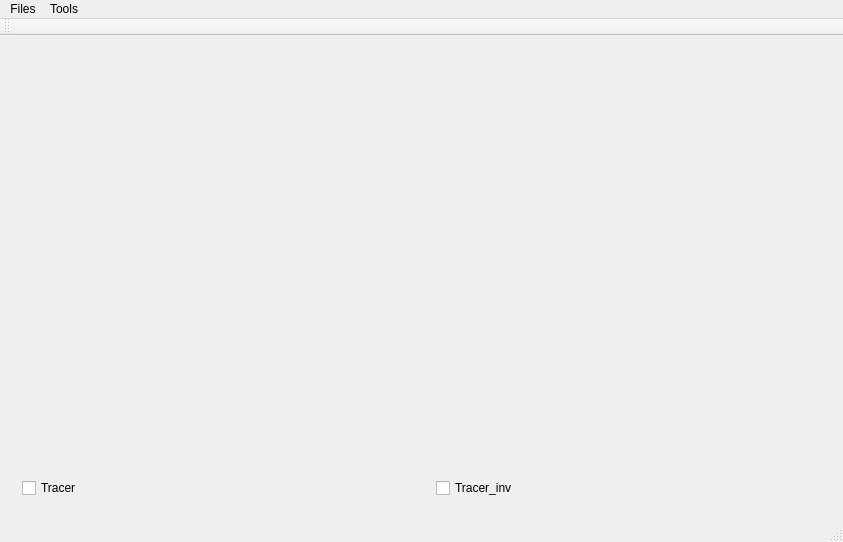
Before: the Qt Designer form mainwindow.ui in jphong89/ColonVisualization, drawn with Qt 5.
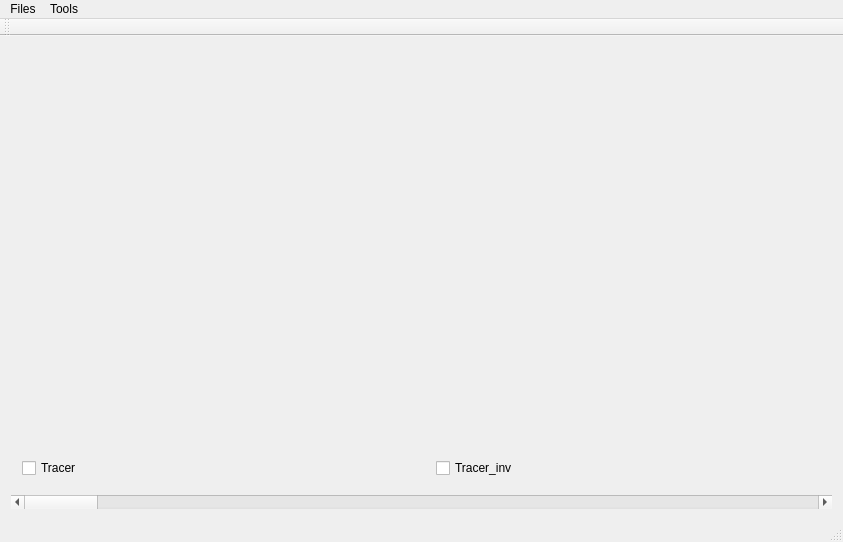
After: the same form once the commit is applied. Custom widgets are drawn as their Qt base class.

What changed in the file:
```diff
--- a/mainwindow.ui
+++ b/mainwindow.ui
@@ -17,8 +17,8 @@
    <property name="enabled">
     <bool>true</bool>
    </property>
-   <layout class="QHBoxLayout" name="horizontalLayout">
-    <item>
+   <layout class="QGridLayout" name="gridLayout">
+    <item row="0" column="0">
      <widget class="QVTKWidget" name="left" native="true">
       <layout class="QVBoxLayout" name="verticalLayout" stretch="0,0">
        <item>
@@ -49,7 +49,7 @@
       <zorder>verticalSpacer</zorder>
      </widget>
     </item>
-    <item>
+    <item row="0" column="1">
      <widget class="QVTKWidget" name="right" native="true">
       <layout class="QVBoxLayout" name="verticalLayout_2">
        <item>
@@ -78,6 +78,13 @@
       </layout>
      </widget>
     </item>
+    <item row="1" column="0" colspan="2">
+     <widget class="QScrollBar" name="horizontalScrollBar">
+      <property name="orientation">
+       <enum>Qt::Horizontal</enum>
+      </property>
+     </widget>
+    </item>
    </layout>
   </widget>
   <widget class="QMenuBar" name="menuBar">
```
Left out of the diff: 8 changed lines with no effect on the pictures.
